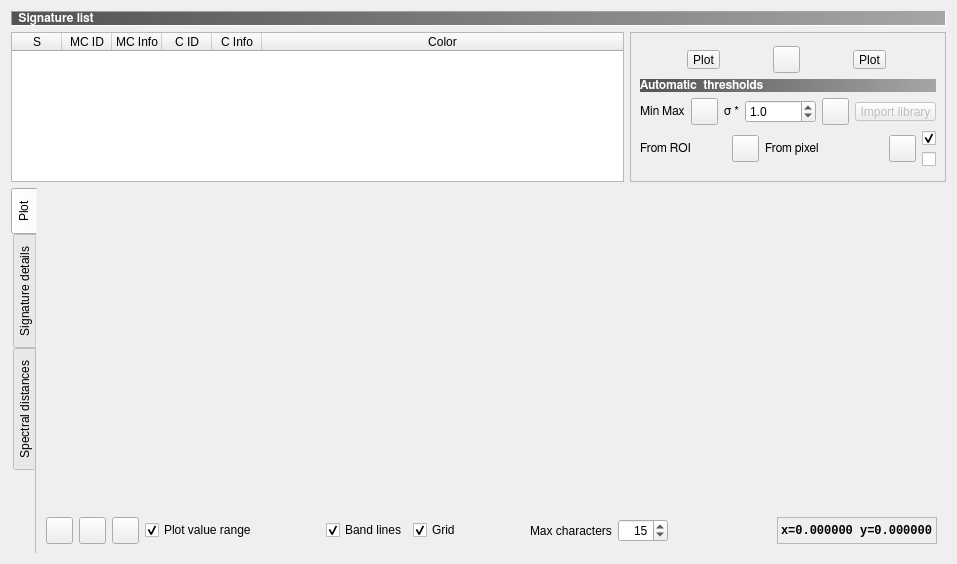
First picture: the form in ui/ui_semiautomaticclassificationplugin_signature_plot.ui, repository semiautomaticgit/SemiAutomaticClassificationPlugin, before the edit.
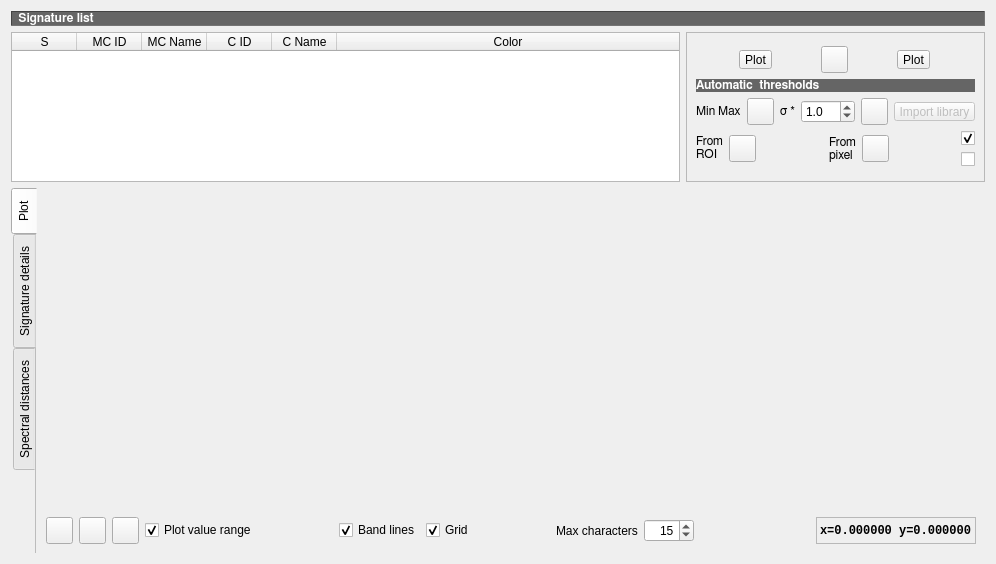
Second picture: the form after the edit. Icons and pictures are not drawn. Custom widgets are drawn as their Qt base class.

Diff of the .ui file:
```diff
--- a/ui/ui_semiautomaticclassificationplugin_signature_plot.ui
+++ b/ui/ui_semiautomaticclassificationplugin_signature_plot.ui
@@ -6,7 +6,7 @@
    <rect>
     <x>0</x>
     <y>0</y>
-    <width>957</width>
+    <width>996</width>
     <height>564</height>
    </rect>
   </property>
@@ -57,7 +57,7 @@
             <bool>true</bool>
            </property>
            <attribute name="horizontalHeaderDefaultSectionSize">
-            <number>50</number>
+            <number>65</number>
            </attribute>
            <attribute name="horizontalHeaderStretchLastSection">
             <bool>true</bool>
@@ -77,7 +77,7 @@
            </column>
            <column>
             <property name="text">
-             <string>MC Info</string>
+             <string>MC Name</string>
             </property>
            </column>
            <column>
@@ -87,7 +87,7 @@
            </column>
            <column>
             <property name="text">
-             <string>C Info</string>
+             <string>C Name</string>
             </property>
            </column>
            <column>
@@ -118,7 +118,7 @@
            <layout class="QGridLayout" name="gridLayout_140">
             <item row="2" column="0" colspan="2">
              <layout class="QGridLayout" name="gridLayout_17">
-              <item row="0" column="2">
+              <item row="0" column="3">
                <widget class="QToolButton" name="LCS_pointerButton_2">
                 <property name="toolTip">
                  <string>&lt;html&gt;&lt;head/&gt;&lt;body&gt;&lt;p&gt;Activate pointer for setting thresholds from pixel&lt;/p&gt;&lt;/body&gt;&lt;/html&gt;</string>
@@ -138,7 +138,7 @@
                 </property>
                </widget>
               </item>
-              <item row="0" column="1">
+              <item row="0" column="2">
                <widget class="QLabel" name="label_90">
                 <property name="sizePolicy">
                  <sizepolicy hsizetype="Preferred" vsizetype="Maximum">
@@ -157,14 +157,15 @@
                  <enum>QFrame::Sunken</enum>
                 </property>
                 <property name="text">
-                 <string>From pixel</string>
+                 <string>From
+pixel</string>
                 </property>
                 <property name="alignment">
                  <set>Qt::AlignLeading|Qt::AlignLeft|Qt::AlignVCenter</set>
                 </property>
                </widget>
               </item>
-              <item row="0" column="3">
+              <item row="0" column="5">
                <layout class="QGridLayout" name="gridLayout_144">
                 <item row="1" column="0">
                  <widget class="QCheckBox" name="LCS_cut_checkBox_2">
@@ -232,7 +233,8 @@
                    <enum>QFrame::Sunken</enum>
                   </property>
                   <property name="text">
-                   <string>From ROI</string>
+                   <string>From
+ROI</string>
                   </property>
                   <property name="alignment">
                    <set>Qt::AlignLeading|Qt::AlignLeft|Qt::AlignVCenter</set>
@@ -261,6 +263,32 @@
                 </item>
                </layout>
               </item>
+              <item row="0" column="1">
+               <spacer name="horizontalSpacer_5">
+                <property name="orientation">
+                 <enum>Qt::Horizontal</enum>
+                </property>
+                <property name="sizeHint" stdset="0">
+                 <size>
+                  <width>0</width>
+                  <height>20</height>
+                 </size>
+                </property>
+               </spacer>
+              </item>
+              <item row="0" column="4">
+               <spacer name="horizontalSpacer_6">
+                <property name="orientation">
+                 <enum>Qt::Horizontal</enum>
+                </property>
+                <property name="sizeHint" stdset="0">
+                 <size>
+                  <width>0</width>
+                  <height>20</height>
+                 </size>
+                </property>
+               </spacer>
+              </item>
              </layout>
             </item>
             <item row="1" column="0" colspan="2">
@@ -281,7 +309,7 @@
                  </font>
                 </property>
                 <property name="styleSheet">
-                 <string notr="true">background-color : qlineargradient(spread:pad, x1:0, y1:0, x2:1, y2:0, stop:0 #535353, stop:1 #a6a6a6); color : white</string>
+                 <string notr="true">background-color : #656565; color : white</string>
                 </property>
                 <property name="frameShape">
                  <enum>QFrame::NoFrame</enum>
@@ -372,11 +400,23 @@
                 <item>
                  <widget class="QDoubleSpinBox" name="multiplicative_threshold_doubleSpinBox_2">
                   <property name="sizePolicy">
-                   <sizepolicy hsizetype="MinimumExpanding" vsizetype="Fixed">
+                   <sizepolicy hsizetype="Minimum" vsizetype="Fixed">
                     <horstretch>0</horstretch>
                     <verstretch>0</verstretch>
                    </sizepolicy>
                   </property>
+                  <property name="minimumSize">
+                   <size>
+                    <width>16</width>
+                    <height>0</height>
+                   </size>
+                  </property>
+                  <property name="maximumSize">
+                   <size>
+                    <width>54</width>
+                    <height>16777215</height>
+                   </size>
+                  </property>
                   <property name="toolTip">
                    <string>&lt;html&gt;&lt;head/&gt;&lt;body&gt;&lt;p&gt;Set a value that will be multiplied by standard deviation&lt;/p&gt;&lt;/body&gt;&lt;/html&gt;</string>
                   </property>
@@ -532,7 +572,7 @@
             </font>
            </property>
            <property name="styleSheet">
-            <string notr="true">background-color : qlineargradient(spread:pad, x1:0, y1:0, x2:1, y2:0, stop:0 #535353, stop:1 #a6a6a6); color : white</string>
+            <string notr="true">background-color : #656565; color : white</string>
            </property>
            <property name="frameShape">
             <enum>QFrame::Panel</enum>
```
Left out of the diff: 35 changed lines with no effect on the pictures.
